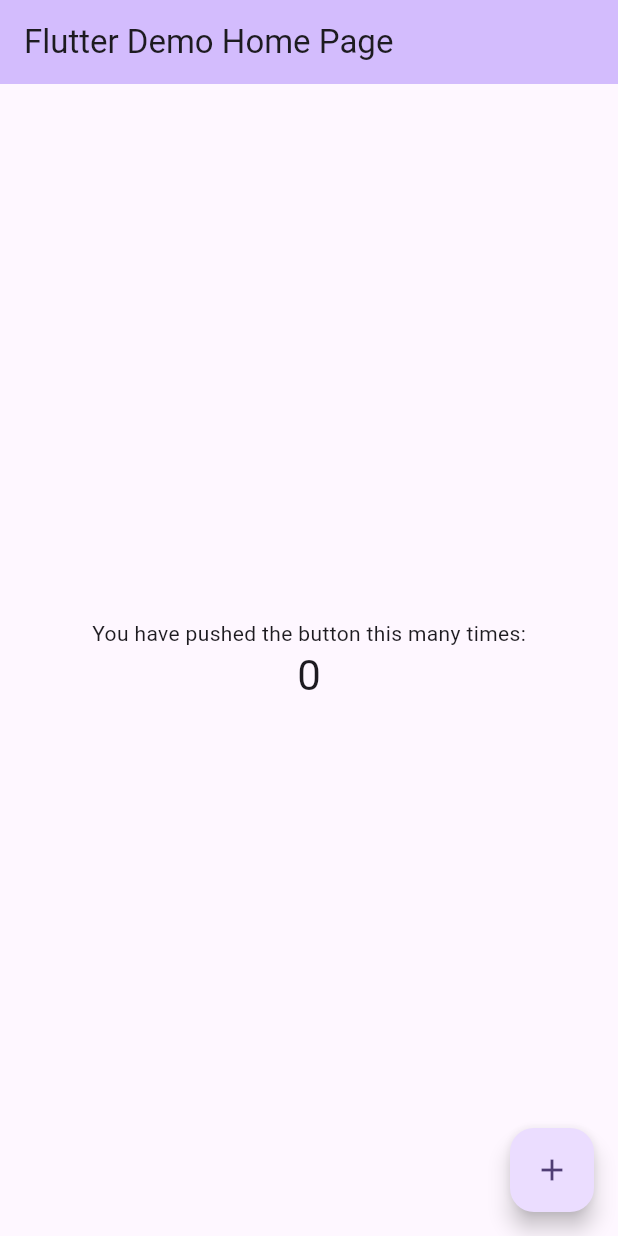
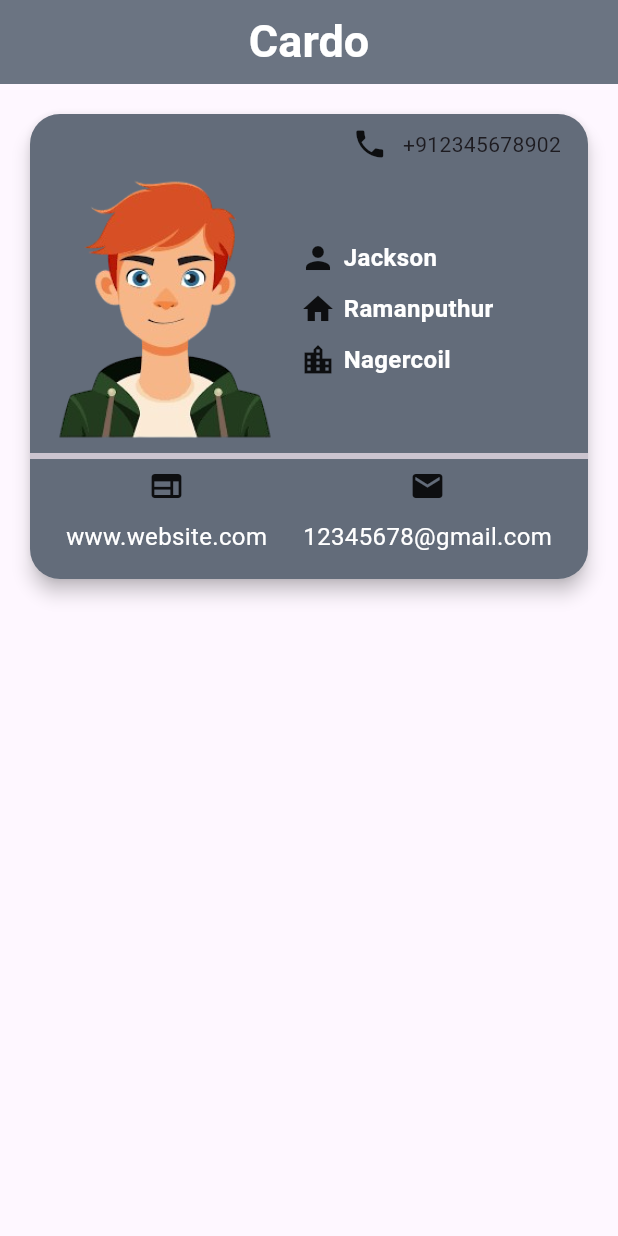
Before and after one commit to Jackycna/Card_App, a Flutter app: the screen it shows after launch, on a phone screen of 412 x 824 dp. Run offline on Flutter 3.47's test engine with Material 3 defaults, Android fonts, the phone set to English and light mode, and no system bars.

```diff
--- a/lib/main.dart
+++ b/lib/main.dart
@@ -1,3 +1,4 @@
+import 'package:card_app/pages/home_page.dart';
 import 'package:flutter/material.dart';
 
 void main() {
@@ -11,112 +12,12 @@ class MyApp extends StatelessWidget {
   @override
   Widget build(BuildContext context) {
     return MaterialApp(
-      title: 'Flutter Demo',
+      debugShowCheckedModeBanner: false,
+      title: 'Cardo',
       theme: ThemeData(
-        // This is the theme of your application.
-        //
-        // TRY THIS: Try running your application with "flutter run". You'll see
-        // the application has a purple toolbar. Then, without quitting the app,
-        // try changing the seedColor in the colorScheme below to Colors.green
-        // and then invoke "hot reload" (save your changes or press the "hot
-        // reload" button in a Flutter-supported IDE, or press "r" if you used
-        // the command line to start the app).
-        //
-        // Notice that the counter didn't reset back to zero; the application
-        // state is not lost during the reload. To reset the state, use hot
-        // restart instead.
-        //
-        // This works for code too, not just values: Most code changes can be
-        // tested with just a hot reload.
         colorScheme: ColorScheme.fromSeed(seedColor: Colors.deepPurple),
       ),
-      home: const MyHomePage(title: 'Flutter Demo Home Page'),
+      home: const HomePage(),
     );
   }
 }
-
-class MyHomePage extends StatefulWidget {
-  const MyHomePage({super.key, required this.title});
-
-  // This widget is the home page of your application. It is stateful, meaning
-  // that it has a State object (defined below) that contains fields that affect
-  // how it looks.
-
-  // This class is the configuration for the state. It holds the values (in this
-  // case the title) provided by the parent (in this case the App widget) and
-  // used by the build method of the State. Fields in a Widget subclass are
-  // always marked "final".
-
-  final String title;
-
-  @override
-  State<MyHomePage> createState() => _MyHomePageState();
-}
-
-class _MyHomePageState extends State<MyHomePage> {
-  int _counter = 0;
-
-  void _incrementCounter() {
-    setState(() {
-      // This call to setState tells the Flutter framework that something has
-      // changed in this State, which causes it to rerun the build method below
-      // so that the display can reflect the updated values. If we changed
-      // _counter without calling setState(), then the build method would not be
-      // called again, and so nothing would appear to happen.
-      _counter++;
-    });
-  }
-
-  @override
-  Widget build(BuildContext context) {
-    // This method is rerun every time setState is called, for instance as done
-    // by the _incrementCounter method above.
-    //
-    // The Flutter framework has been optimized to make rerunning build methods
-    // fast, so that you can just rebuild anything that needs updating rather
-    // than having to individually change instances of widgets.
-    return Scaffold(
-      appBar: AppBar(
-        // TRY THIS: Try changing the color here to a specific color (to
-        // Colors.amber, perhaps?) and trigger a hot reload to see the AppBar
-        // change color while the other colors stay the same.
-        backgroundColor: Theme.of(context).colorScheme.inversePrimary,
-        // Here we take the value from the MyHomePage object that was created by
-        // the App.build method, and use it to set our appbar title.
-        title: Text(widget.title),
-      ),
-      body: Center(
-        // Center is a layout widget. It takes a single child and positions it
-        // in the middle of the parent.
-        child: Column(
-          // Column is also a layout widget. It takes a list of children and
-          // arranges them vertically. By default, it sizes itself to fit its
-          // children horizontally, and tries to be as tall as its parent.
-          //
-          // Column has various properties to control how it sizes itself and
-          // how it positions its children. Here we use mainAxisAlignment to
-          // center the children vertically; the main axis here is the vertical
-          // axis because Columns are vertical (the cross axis would be
-          // horizontal).
-          //
-          // TRY THIS: Invoke "debug painting" (choose the "Toggle Debug Paint"
-          // action in the IDE, or press "p" in the console), to see the
-          // wireframe for each widget.
-          mainAxisAlignment: MainAxisAlignment.center,
-          children: <Widget>[
-            const Text('You have pushed the button this many times:'),
-            Text(
-              '$_counter',
-              style: Theme.of(context).textTheme.headlineMedium,
-            ),
-          ],
-        ),
-      ),
-      floatingActionButton: FloatingActionButton(
-        onPressed: _incrementCounter,
-        tooltip: 'Increment',
-        child: const Icon(Icons.add),
-      ), // This trailing comma makes auto-formatting nicer for build methods.
-    );
-  }
-}
--- /dev/null
+++ b/lib/pages/home_page.dart
@@ -0,0 +1,151 @@
+import 'package:card_app/widgets/app_colors.dart';
+import 'package:flutter/material.dart';
+
+class HomePage extends StatelessWidget {
+  const HomePage({super.key});
+
+  @override
+  Widget build(BuildContext context) {
+    return Scaffold(
+      appBar: AppBar(
+        backgroundColor: AppColors.primaryColor,
+        title: Center(
+          child: Text(
+            'Cardo',
+            style: TextStyle(
+              fontWeight: FontWeight.bold,
+              fontSize: 30,
+              color: Colors.white,
+            ),
+          ),
+        ),
+      ),
+      body: Padding(
+        padding: const EdgeInsets.all(20.0),
+        child: Material(
+          elevation: 5,
+          borderRadius: BorderRadius.circular(20),
+          child: Container(
+            height: 310,
+            width: 400,
+            decoration: BoxDecoration(
+              borderRadius: BorderRadius.circular(20),
+              color: AppColors.primaryColor,
+              boxShadow: [BoxShadow(color: Colors.black.withOpacity(0.1))],
+            ),
+
+            child: Column(
+              children: [
+                Padding(
+                  padding: const EdgeInsets.all(8.0),
+                  child: Row(
+                    mainAxisAlignment: MainAxisAlignment.end,
+                    children: [
+                      Padding(
+                        padding: const EdgeInsets.only(right: 10),
+                        child: Icon(Icons.phone),
+                      ),
+                      Padding(
+                        padding: const EdgeInsets.only(right: 10),
+                        child: Text('+912345678902'),
+                      ),
+                    ],
+                  ),
+                ),
+                Row(
+                  children: [
+                    Container(
+                      height: 180,
+                      width: 180,
+                      child: Image.asset(
+                        'assets/images/images-removebg-preview.png',
+                      ),
+                    ),
+                    Column(
+                      crossAxisAlignment: CrossAxisAlignment.start,
+                      children: [
+                        Row(
+                          children: [
+                            Icon(Icons.person),
+                            SizedBox(width: 5),
+                            Text(
+                              'Jackson',
+                              style: TextStyle(
+                                color: Colors.white,
+                                fontSize: 16,
+                                fontWeight: FontWeight.bold,
+                              ),
+                            ),
+                          ],
+                        ),
+                        SizedBox(height: 10),
+                        Row(
+                          children: [
+                            Icon(Icons.home),
+                            SizedBox(width: 5),
+                            Text(
+                              'Ramanputhur',
+                              style: TextStyle(
+                                color: Colors.white,
+                                fontSize: 16,
+                                fontWeight: FontWeight.bold,
+                              ),
+                            ),
+                          ],
+                        ),
+                        SizedBox(height: 10),
+                        Row(
+                          children: [
+                            Icon(Icons.location_city),
+                            SizedBox(width: 5),
+                            Text(
+                              'Nagercoil',
+                              style: TextStyle(
+                                color: Colors.white,
+                                fontSize: 16,
+                                fontWeight: FontWeight.bold,
+                              ),
+                            ),
+                          ],
+                        ),
+                      ],
+                    ),
+                  ],
+                ),
+                Divider(thickness: 4),
+
+                Row(
+                  mainAxisAlignment: MainAxisAlignment.spaceEvenly,
+                  children: [
+                    Column(
+                      children: [
+                        Icon(Icons.web_outlined),
+                        SizedBox(height: 10),
+                        Text(
+                          'www.website.com',
+                          style: TextStyle(color: Colors.white, fontSize: 16),
+                        ),
+                      ],
+                    ),
+
+                    Column(
+                      children: [
+                        Icon(Icons.email),
+                        SizedBox(height: 10),
+                        Text(
+                          '12345678@gmail.com',
+                          style: TextStyle(color: Colors.white, fontSize: 16),
+                        ),
+                      ],
+                    ),
+                  ],
+                ),
+                Row(),
+              ],
+            ),
+          ),
+        ),
+      ),
+    );
+  }
+}
--- /dev/null
+++ b/lib/widgets/app_colors.dart
@@ -0,0 +1,5 @@
+import 'dart:ui';
+
+class AppColors {
+  static const primaryColor = Color(0Xaa223344);
+}
--- a/pubspec.yaml
+++ b/pubspec.yaml
@@ -58,9 +58,9 @@ flutter:
   uses-material-design: true
 
   # To add assets to your application, add an assets section, like this:
-  # assets:
-  #   - images/a_dot_burr.jpeg
-  #   - images/a_dot_ham.jpeg
+  assets:
+     - assets/images/images-removebg-preview.png
+
 
   # An image asset can refer to one or more resolution-specific "variants", see
   # https://flutter.dev/to/resolution-aware-images
```
Also changed, not shown: assets/images/images-removebg-preview.png (added).
